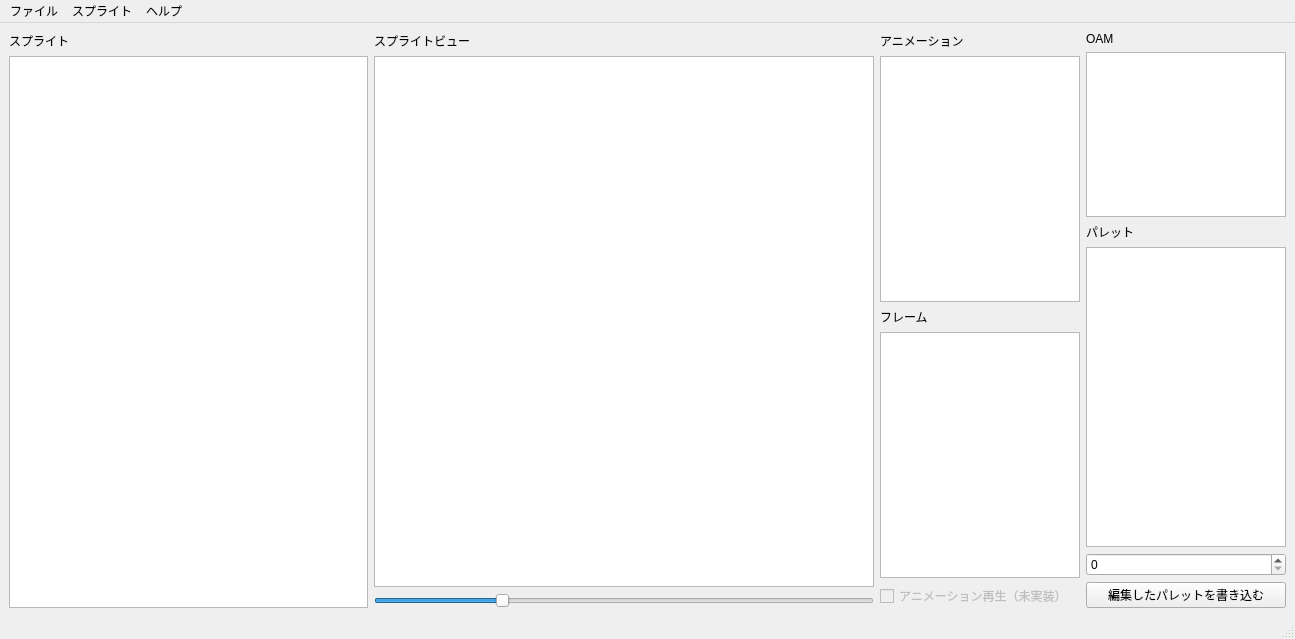
This is SpriteReader/EXESpriteReader.ui in idealexe/EXE6_Tools as Qt 5 draws it before an edit. The edited form follows.
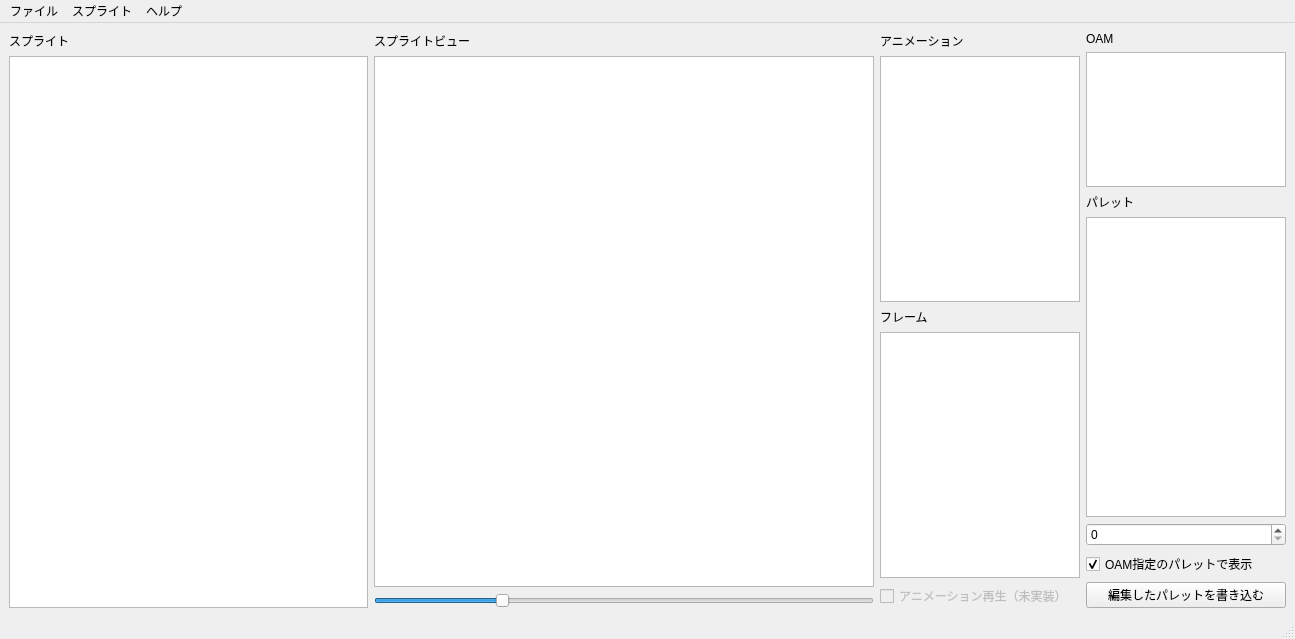
This is the edited form.

Commit message: OAMの指定色で表示するかどうかを切り替え可能にしました

The edit to the form file:
```diff
--- a/SpriteReader/EXESpriteReader.ui
+++ b/SpriteReader/EXESpriteReader.ui
@@ -283,6 +283,19 @@
           </property>
          </widget>
         </item>
+        <item>
+         <widget class="QCheckBox" name="useDefaultPalBox">
+          <property name="text">
+           <string>OAM指定のパレットで表示</string>
+          </property>
+          <property name="checked">
+           <bool>true</bool>
+          </property>
+          <property name="tristate">
+           <bool>false</bool>
+          </property>
+         </widget>
+        </item>
         <item>
          <widget class="QPushButton" name="palSaveButton">
           <property name="maximumSize">
```
Left out of the diff: 2 changed lines with no effect on the pictures. The commit also changes 2 other files.
